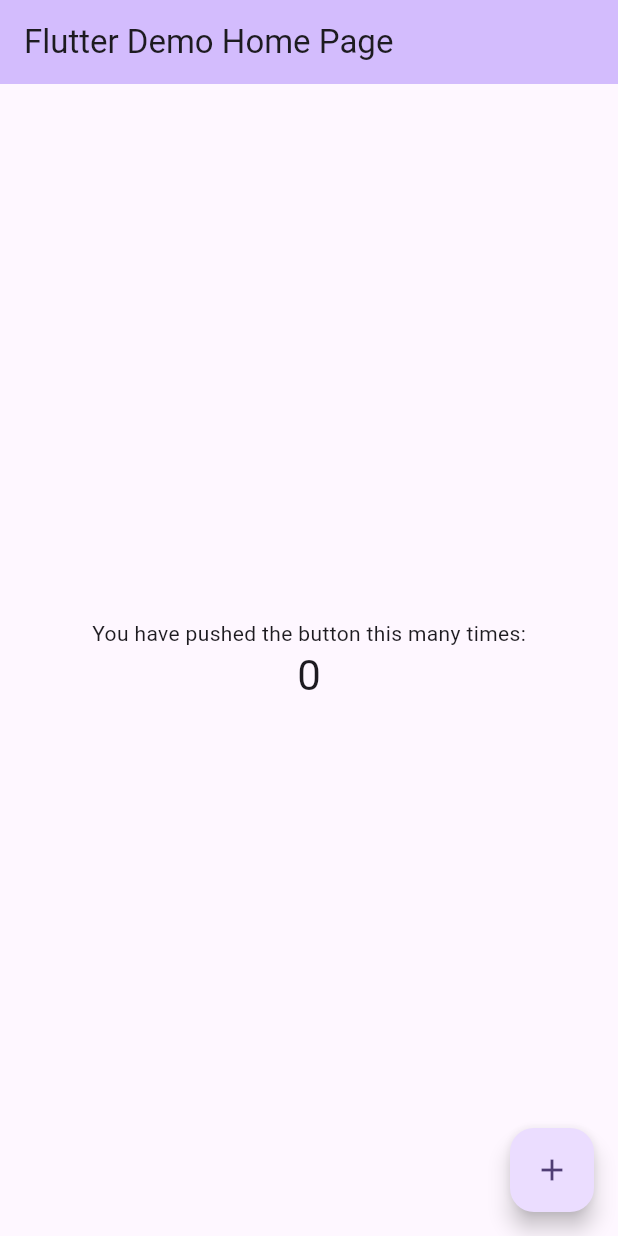
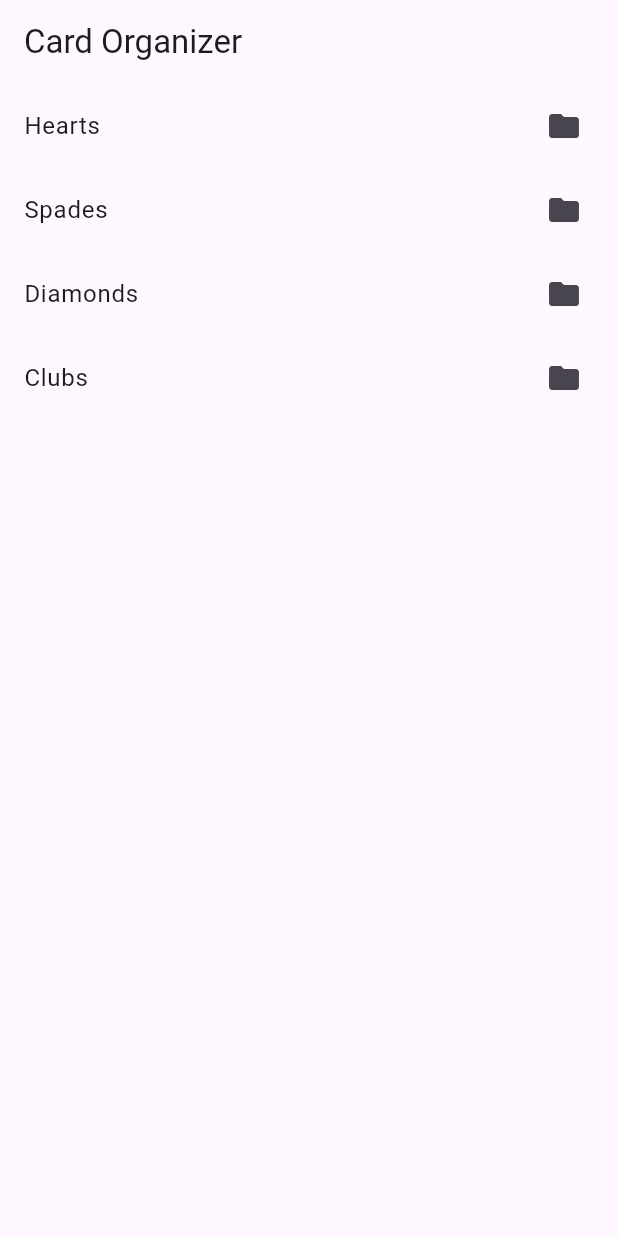
Before and after one commit to rayh4an/ACT9MAD, a Flutter app: the screen it shows after launch, on a phone screen of 412 x 824 dp. Run offline on Flutter 3.47's test engine with Material 3 defaults, Android fonts, the phone set to English and light mode, and no system bars; our stand-ins replace sqflite; accounts and stored records are empty.

Commit message:
Implement features 1 - 3

```diff
--- a/act/lib/db_helper.dart
+++ b/act/lib/db_helper.dart
@@ -0,0 +1,64 @@
+import 'package:sqflite/sqflite.dart';
+import 'package:path/path.dart';
+
+class DBHelper {
+  static Database? _database;
+
+  Future<Database> get database async {
+    if (_database != null) return _database!;
+    _database = await initDB();
+    return _database!;
+  }
+
+  Future<Database> initDB() async {
+    String path = join(await getDatabasesPath(), 'card_organizer.db');
+    return await openDatabase(
+      path,
+      version: 1,
+      onCreate: (db, version) async {
+        await db.execute('''
+          CREATE TABLE folders (
+            id INTEGER PRIMARY KEY AUTOINCREMENT,
+            name TEXT NOT NULL,
+            timestamp DATETIME DEFAULT CURRENT_TIMESTAMP
+          )
+        ''');
+
+        await db.execute('''
+          CREATE TABLE cards (
+            id INTEGER PRIMARY KEY AUTOINCREMENT,
+            name TEXT NOT NULL,
+            suit TEXT NOT NULL,
+            image TEXT NOT NULL,
+            folderId INTEGER NOT NULL,
+            FOREIGN KEY (folderId) REFERENCES folders(id) ON DELETE CASCADE
+          )
+        ''');
+
+        // Pre-populate folders
+        await db.insert('folders', {'name': 'Hearts'});
+        await db.insert('folders', {'name': 'Spades'});
+        await db.insert('folders', {'name': 'Diamonds'});
+        await db.insert('folders', {'name': 'Clubs'});
+
+        // Pre-populate cards
+        for (String suit in ['Hearts', 'Spades', 'Diamonds', 'Clubs']) {
+          for (int num = 1; num <= 13; num++) {
+            await db.insert('cards', {
+              'name': '$num of $suit',
+              'suit': suit,
+              'image': 'assets/images/$suit/$num.png',
+              'folderId': suit == 'Hearts'
+                  ? 1
+                  : suit == 'Spades'
+                      ? 2
+                      : suit == 'Diamonds'
+                          ? 3
+                          : 4,
+            });
+          }
+        }
+      },
+    );
+  }
+}
--- /dev/null
+++ b/act/lib/folders_screen.dart
@@ -0,0 +1,51 @@
+import 'package:flutter/material.dart';
+import 'db_helper.dart';
+import 'cards_screen.dart';
+
+class FoldersScreen extends StatefulWidget {
+  @override
+  _FoldersScreenState createState() => _FoldersScreenState();
+}
+
+class _FoldersScreenState extends State<FoldersScreen> {
+  final DBHelper _dbHelper = DBHelper();
+  List<Map<String, dynamic>> _folders = [];
+
+  @override
+  void initState() {
+    super.initState();
+    _loadFolders();
+  }
+
+  void _loadFolders() async {
+    final db = await _dbHelper.database;
+    final folders = await db.query('folders');
+    setState(() {
+      _folders = folders;
+    });
+  }
+
+  @override
+  Widget build(BuildContext context) {
+    return Scaffold(
+      appBar: AppBar(title: Text('Card Organizer')),
+      body: ListView.builder(
+        itemCount: _folders.length,
+        itemBuilder: (context, index) {
+          return ListTile(
+            title: Text(_folders[index]['name']),
+            trailing: Icon(Icons.folder),
+            onTap: () {
+              Navigator.push(
+                context,
+                MaterialPageRoute(
+                  builder: (context) => CardsScreen(folderId: _folders[index]['id']),
+                ),
+              );
+            },
+          );
+        },
+      ),
+    );
+  }
+}
--- a/act/lib/main.dart
+++ b/act/lib/main.dart
@@ -1,125 +1,9 @@
 import 'package:flutter/material.dart';
+import 'folders_screen.dart';
 
 void main() {
-  runApp(const MyApp());
+  runApp(MaterialApp(
+    home: FoldersScreen(),
+    debugShowCheckedModeBanner: false,
+  ));
 }
-
-class MyApp extends StatelessWidget {
-  const MyApp({super.key});
-
-  // This widget is the root of your application.
-  @override
-  Widget build(BuildContext context) {
-    return MaterialApp(
-      title: 'Flutter Demo',
-      theme: ThemeData(
-        // This is the theme of your application.
-        //
-        // TRY THIS: Try running your application with "flutter run". You'll see
-        // the application has a purple toolbar. Then, without quitting the app,
-        // try changing the seedColor in the colorScheme below to Colors.green
-        // and then invoke "hot reload" (save your changes or press the "hot
-        // reload" button in a Flutter-supported IDE, or press "r" if you used
-        // the command line to start the app).
-        //
-        // Notice that the counter didn't reset back to zero; the application
-        // state is not lost during the reload. To reset the state, use hot
-        // restart instead.
-        //
-        // This works for code too, not just values: Most code changes can be
-        // tested with just a hot reload.
-        colorScheme: ColorScheme.fromSeed(seedColor: Colors.deepPurple),
-        useMaterial3: true,
-      ),
-      home: const MyHomePage(title: 'Flutter Demo Home Page'),
-    );
-  }
-}
-
-class MyHomePage extends StatefulWidget {
-  const MyHomePage({super.key, required this.title});
-
-  // This widget is the home page of your application. It is stateful, meaning
-  // that it has a State object (defined below) that contains fields that affect
-  // how it looks.
-
-  // This class is the configuration for the state. It holds the values (in this
-  // case the title) provided by the parent (in this case the App widget) and
-  // used by the build method of the State. Fields in a Widget subclass are
-  // always marked "final".
-
-  final String title;
-
-  @override
-  State<MyHomePage> createState() => _MyHomePageState();
-}
-
-class _MyHomePageState extends State<MyHomePage> {
-  int _counter = 0;
-
-  void _incrementCounter() {
-    setState(() {
-      // This call to setState tells the Flutter framework that something has
-      // changed in this State, which causes it to rerun the build method below
-      // so that the display can reflect the updated values. If we changed
-      // _counter without calling setState(), then the build method would not be
-      // called again, and so nothing would appear to happen.
-      _counter++;
-    });
-  }
-
-  @override
-  Widget build(BuildContext context) {
-    // This method is rerun every time setState is called, for instance as done
-    // by the _incrementCounter method above.
-    //
-    // The Flutter framework has been optimized to make rerunning build methods
-    // fast, so that you can just rebuild anything that needs updating rather
-    // than having to individually change instances of widgets.
-    return Scaffold(
-      appBar: AppBar(
-        // TRY THIS: Try changing the color here to a specific color (to
-        // Colors.amber, perhaps?) and trigger a hot reload to see the AppBar
-        // change color while the other colors stay the same.
-        backgroundColor: Theme.of(context).colorScheme.inversePrimary,
-        // Here we take the value from the MyHomePage object that was created by
-        // the App.build method, and use it to set our appbar title.
-        title: Text(widget.title),
-      ),
-      body: Center(
-        // Center is a layout widget. It takes a single child and positions it
-        // in the middle of the parent.
-        child: Column(
-          // Column is also a layout widget. It takes a list of children and
-          // arranges them vertically. By default, it sizes itself to fit its
-          // children horizontally, and tries to be as tall as its parent.
-          //
-          // Column has various properties to control how it sizes itself and
-          // how it positions its children. Here we use mainAxisAlignment to
-          // center the children vertically; the main axis here is the vertical
-          // axis because Columns are vertical (the cross axis would be
-          // horizontal).
-          //
-          // TRY THIS: Invoke "debug painting" (choose the "Toggle Debug Paint"
-          // action in the IDE, or press "p" in the console), to see the
-          // wireframe for each widget.
-          mainAxisAlignment: MainAxisAlignment.center,
-          children: <Widget>[
-            const Text(
-              'You have pushed the button this many times:',
-            ),
-            Text(
-              '$_counter',
-              style: Theme.of(context).textTheme.headlineMedium,
-            ),
-          ],
-        ),
-      ),
-      floatingActionButton: FloatingActionButton(
-        onPressed: _incrementCounter,
-        tooltip: 'Increment',
-        child: const Icon(Icons.add),
-      ), // This trailing comma makes auto-formatting nicer for build methods.
-    );
-  }
-}
--- a/act/pubspec.yaml
+++ b/act/pubspec.yaml
@@ -31,6 +31,7 @@ dependencies:
   flutter:
     sdk: flutter
 
+
   # The following adds the Cupertino Icons font to your application.
   # Use with the CupertinoIcons class for iOS style icons.
   cupertino_icons: ^1.0.8
@@ -38,6 +39,8 @@ dependencies:
 dev_dependencies:
   flutter_test:
     sdk: flutter
+  sqflite: any
+  path_provider: any
 
   # The "flutter_lints" package below contains a set of recommended lints to
   # encourage good coding practices. The lint set provided by the package is
```
Also changed, not shown: act/lib/cards_screen.dart (added, +79 -0 lines), act/pubspec.lock, 1 other file.
